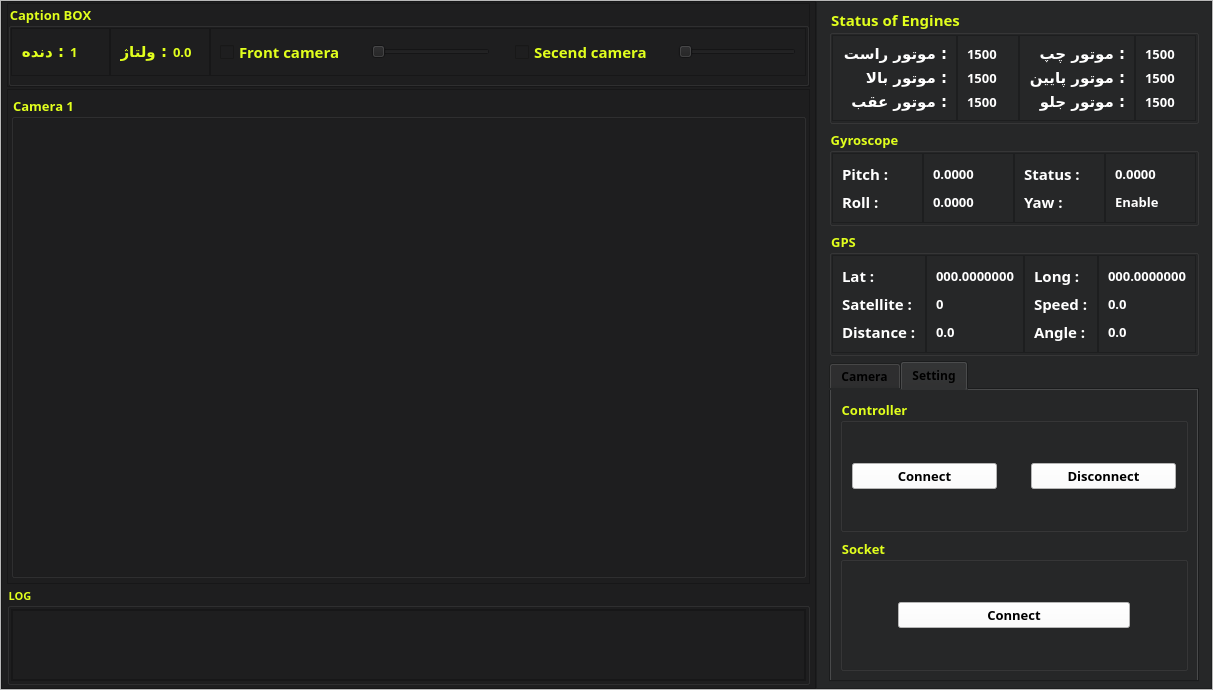
First picture: the form in Controller/mainwindow.ui, repository Alireza-2001/Underwater, before the edit.
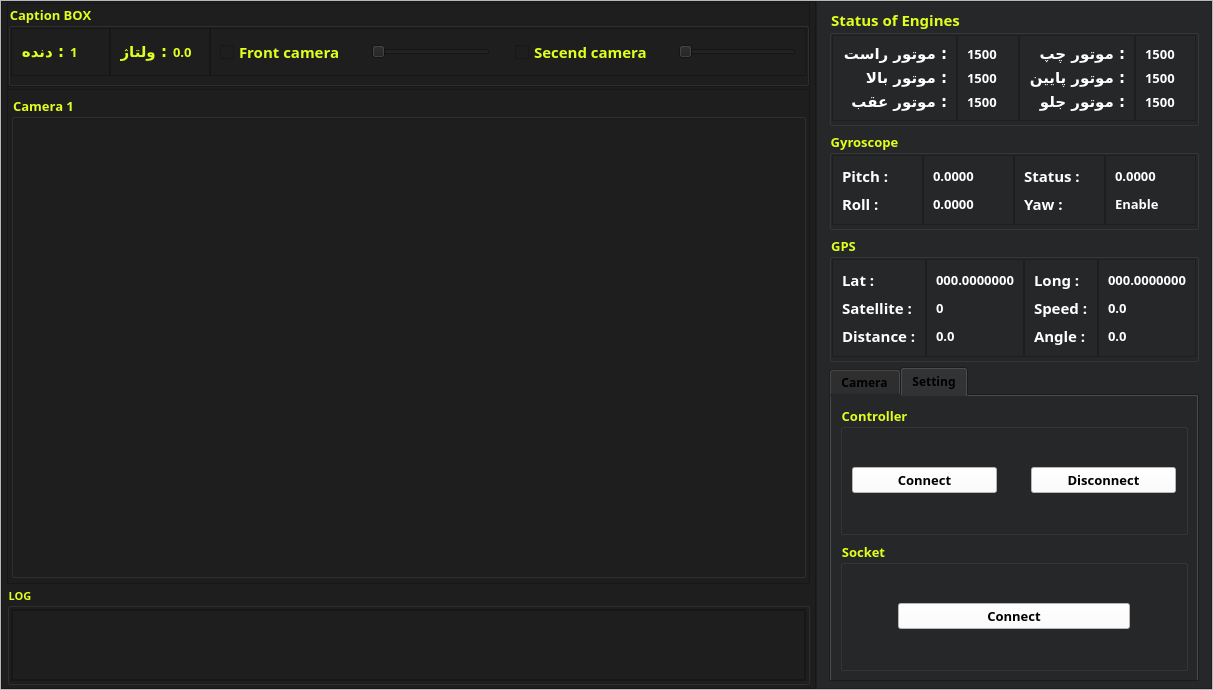
Second picture: the form after the edit.

Patch:
```diff
--- a/Controller/mainwindow.ui
+++ b/Controller/mainwindow.ui
@@ -463,7 +463,9 @@
              </font>
             </property>
             <property name="styleSheet">
-             <string notr="true">color: rgb(225, 255, 29);</string>
+             <string notr="true">color: rgb(225, 255, 29);
+border-color: rgb(0, 0, 157);
+</string>
             </property>
             <property name="title">
              <string>Status of Engines</string>
@@ -479,7 +481,7 @@
               <number>0</number>
              </property>
              <property name="bottomMargin">
-              <number>0</number>
+              <number>2</number>
              </property>
              <property name="spacing">
               <number>0</number>
@@ -765,7 +767,7 @@
               <number>0</number>
              </property>
              <property name="bottomMargin">
-              <number>0</number>
+              <number>2</number>
              </property>
              <property name="spacing">
               <number>0</number>
@@ -984,7 +986,7 @@
               <number>0</number>
              </property>
              <property name="bottomMargin">
-              <number>0</number>
+              <number>2</number>
              </property>
              <property name="spacing">
               <number>0</number>
```
